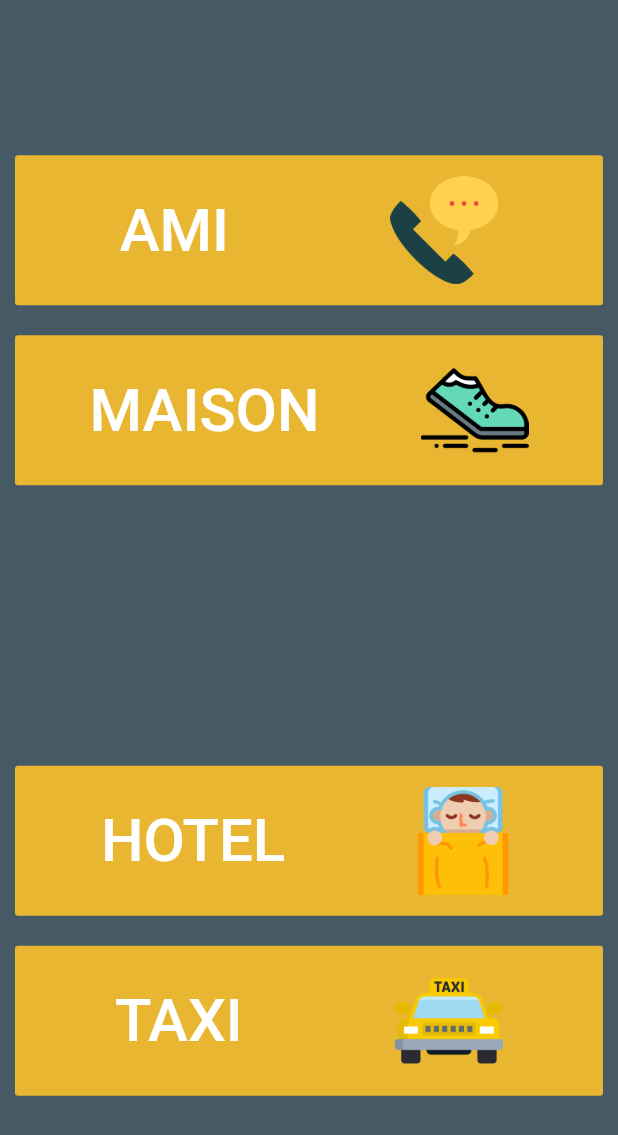
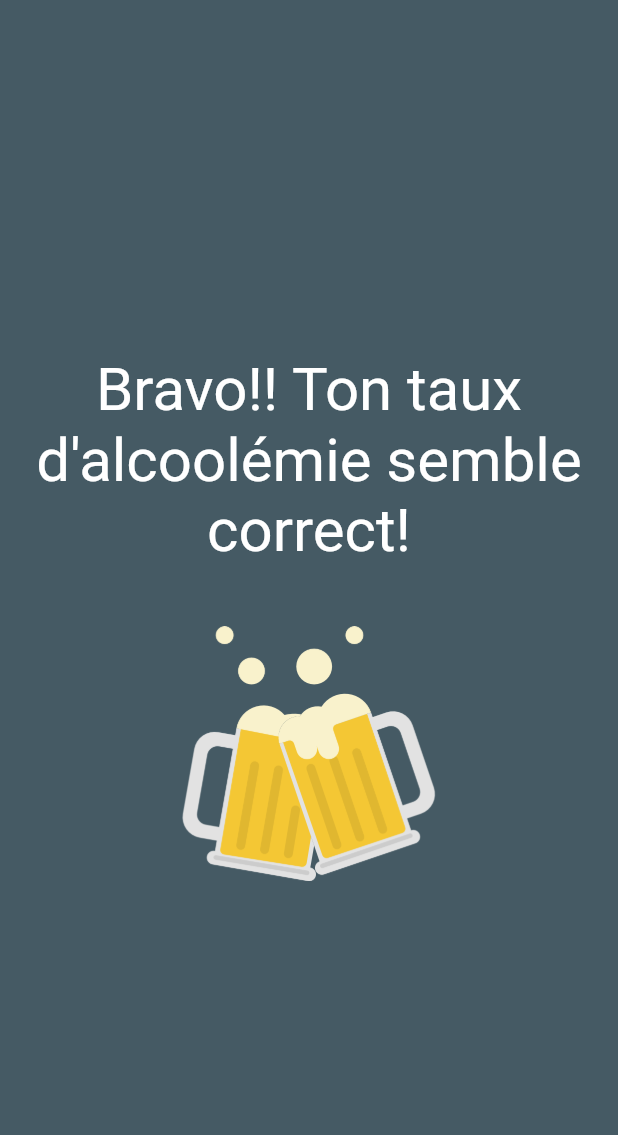
Before and after one commit to CamilleLeRoux/ELIM2019-20, a Flutter app: the EndOk screen opened directly, on a phone screen of 412 x 824 dp. Shown: the top 1135 px of the screen. Run offline on Flutter 3.47's test engine with Material 2 defaults, Android fonts, the phone set to English and light mode, and no system bars; our stand-ins replace cloud_firestore, flutter_datetime_picker, sensors; accounts and stored records are empty.

Commit message:
#12 écran final pas ok et ok!

```diff
--- a/front/lib/endOk.dart
+++ b/front/lib/endOk.dart
@@ -30,130 +30,20 @@ class EndOkState extends State<EndOk>{
           backgroundColor: PrimaryColor,
           body: Center(
             child: Column(
-              crossAxisAlignment: CrossAxisAlignment.stretch,
-              mainAxisAlignment: MainAxisAlignment.spaceAround,
+              crossAxisAlignment: CrossAxisAlignment.center,
+              mainAxisAlignment: MainAxisAlignment.center,
               children: <Widget>[
                 Container(
-                  child:Column(
-                    children: <Widget>[
-                      Container(
-                        child: FlatButton(
-                          child: Row(
-                            mainAxisAlignment: MainAxisAlignment.spaceAround,
-                            children: [
-                              Text(
-                                "AMI",
-                                style: TextStyle(fontSize: 40.0),
-                              ),
-                              Image.asset(
-                                "assets/phone.png",
-                                width: 72,
-                              )
-                            ],
-                          ),
-                          color: PrimaryAssentColor,
-                          textColor: Colors.white,
-                          disabledColor: Colors.grey,
-                          disabledTextColor: Colors.black,
+                  child: Text("Bravo!! Ton taux d'alcoolémie semble correct!",
+                  textAlign: TextAlign.center,
+                  style: TextStyle(fontSize: 40.0, color: Colors.white),),
+                  margin: EdgeInsets.fromLTRB(0.0, 0.0, 0.0, 40.0),
 
-                          onPressed: () {
-                            callFriend();
-                          },
-                        ),
-                        height: 100,
-                        margin: EdgeInsets.fromLTRB(10.0, 20.0, 10.0, 10.0),
-                      ),
-                      Container(
-                        child: FlatButton(
-                          child: Row(
-                            mainAxisAlignment: MainAxisAlignment.spaceAround,
-                            children: [
-                              Text(
-                                "MAISON",
-                                style: TextStyle(fontSize: 40.0),
-                              ),
-                              Image.asset(
-                                "assets/walk.png",
-                                width: 72,
-                              )
-                            ],
-                          ),
-
-                          color: PrimaryAssentColor,
-                          textColor: Colors.white,
-                          disabledColor: Colors.grey,
-                          disabledTextColor: Colors.black,
-
-                          onPressed: () {
-                            openMaps();
-                          },
-                        ),
-                        height: 100,
-                        margin: EdgeInsets.fromLTRB(10.0, 10.0, 10.0, 10.0),
-                      ),
-
-                    ],
-
-                  )
                 ),
-                Container(
-                  child:Column(
-                    children: <Widget>[
-                      Container(
-                        child: FlatButton(
-                          child: Row(
-                            mainAxisAlignment: MainAxisAlignment.spaceAround,
-                            children: [
-                              Text(
-                                "HOTEL",
-                                style: TextStyle(fontSize: 40.0),
-                              ),
-                              Image.asset(
-                                "assets/bed.png",
-                                width: 72,
-                              )
-                            ],
-                          ),
-                          color: PrimaryAssentColor,
-                          textColor: Colors.white,
-                          disabledColor: Colors.grey,
-                          disabledTextColor: Colors.black,
-                          onPressed: () {
-                            openHotel();
-                          },
-                        ),
-                        height: 100,
-                        margin: EdgeInsets.fromLTRB(10.0, 10.0, 10.0, 10.0),
-                      ),
-                      Container(
-                        child: FlatButton(
-                          child: Row(
-                            mainAxisAlignment: MainAxisAlignment.spaceAround,
-                            children: [
-                              Text(
-                                "TAXI",
-                                style: TextStyle(fontSize: 40.0),
-                              ),
-                              Image.asset(
-                                "assets/taxi.png",
-                                width: 72,
-                              )
-                            ],
-                          ),
-                          color: PrimaryAssentColor,
-                          textColor: Colors.white,
-                          disabledColor: Colors.grey,
-                          disabledTextColor: Colors.black,
-                          onPressed: () {
-                            openTaxi();
-                          },
-                        ),
-                        height: 100,
-                        margin: EdgeInsets.fromLTRB(10.0, 10.0, 10.0, 10.0),
-                      ),
-                    ],
-                  )
-                ),
+                Image.asset(
+                  "assets/icon.png",
+                  width: 170,
+                )
               ],
 
 
```
Also changed, not shown: front/lib/endNok.dart (added, +203 -0 lines).
